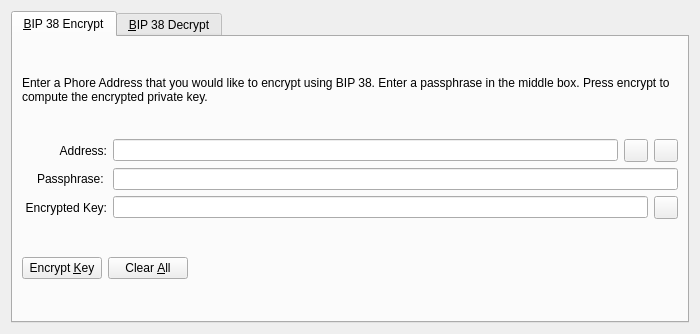
MichaelHDesigns/lunarium, file src/qt/forms/bip38tooldialog.ui: the form before one commit.
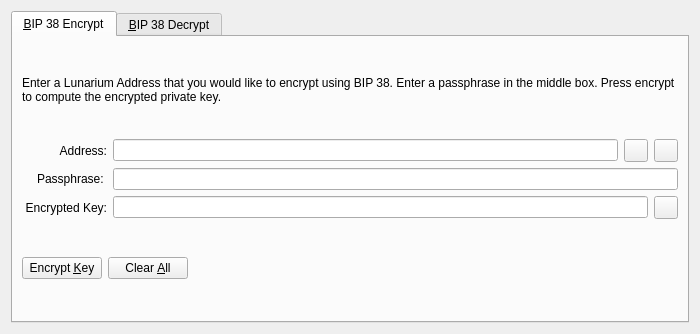
The form after the commit. The open tabs and pages were chosen to show the change. Icons and pictures are not drawn. Custom widgets are drawn as their Qt base class.

Commit message: First pass of rebranding to Lunarium/XLN

Diff of the .ui file:
```diff
--- a/src/qt/forms/bip38tooldialog.ui
+++ b/src/qt/forms/bip38tooldialog.ui
@@ -30,7 +30,7 @@
        <item>
         <widget class="QLabel" name="infoLabel_ENC">
          <property name="text">
-          <string>Enter a Phore Address that you would like to encrypt using BIP 38. Enter a passphrase in the middle box. Press encrypt to compute the encrypted private key.</string>
+          <string>Enter a Lunarium Address that you would like to encrypt using BIP 38. Enter a passphrase in the middle box. Press encrypt to compute the encrypted private key.</string>
          </property>
          <property name="textFormat">
           <enum>Qt::PlainText</enum>
```
Left out of the diff: 22 changed lines with no effect on the pictures. The commit also changes 352 other files.
